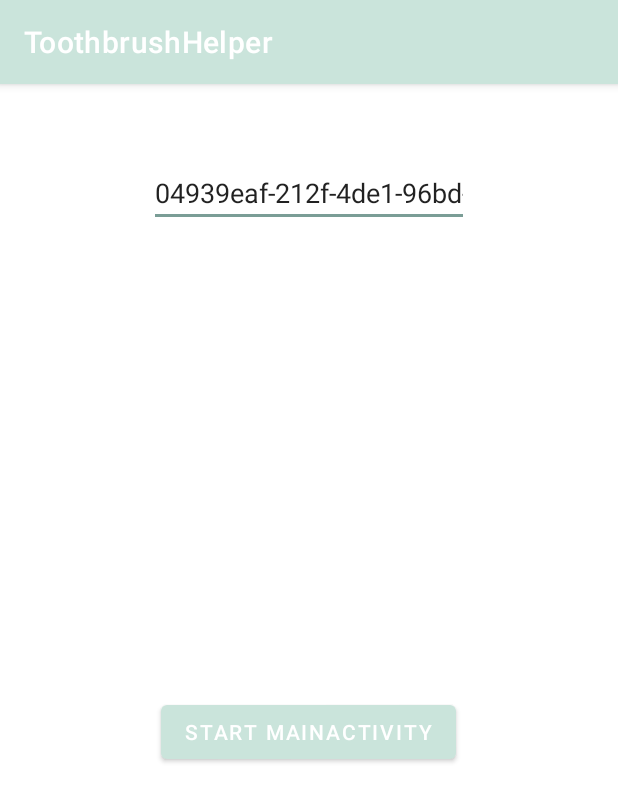
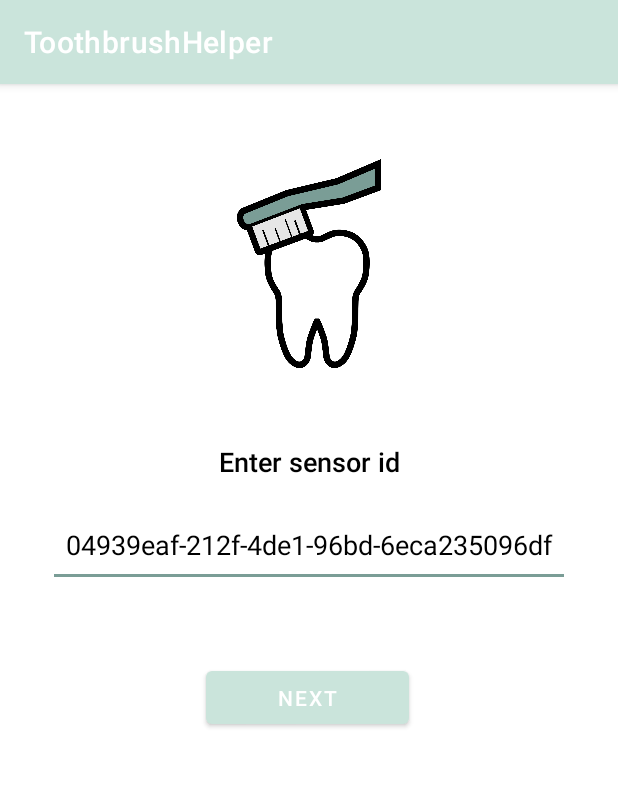
Before and after one commit to LND96/AndroidToothbrushApp, an Android app: the screen it shows after launch (StartActivity), on a phone screen of 412 x 824 dp. Shown: the top 802 px of the screen. Run offline under Robolectric (Android 15) with nearby library versions, the light colour scheme and no system bars.

Commit message:
activity_start

```diff
--- a/app/src/main/AndroidManifest.xml
+++ b/app/src/main/AndroidManifest.xml
@@ -19,13 +19,12 @@
         <activity android:name=".StartActivity">
             <intent-filter>
                 <action android:name="android.intent.action.MAIN" />
-
                 <category android:name="android.intent.category.LAUNCHER" />
             </intent-filter>
         </activity>
         <activity android:name=".Login.RegisterActivity" />
         <activity android:name=".Login.LoginActivity" />
-        <activity android:name=".MainActivity"></activity>
+        <activity android:name=".MainActivity"/>
 
         <receiver android:name=".Services.AlertReceiver" />
     </application>
--- a/app/src/main/java/dk/au/st7bac/toothbrushapp/MainActivity.java
+++ b/app/src/main/java/dk/au/st7bac/toothbrushapp/MainActivity.java
@@ -20,6 +20,7 @@ import android.content.Context;
 import android.content.DialogInterface;
 import android.content.Intent;
 import android.content.SharedPreferences;
+import android.content.res.Configuration;
 import android.os.Build;
 import android.os.Bundle;
 import android.text.InputType;
@@ -84,7 +85,9 @@ public class MainActivity extends AppCompatActivity implements NavigationView.On
 
         sharedPreferences = PreferenceManager.getDefaultSharedPreferences(ToothbrushApp.getAppContext());
 
+
     }
+
 
     @Override
     protected void onResume() {
--- /dev/null
+++ b/app/src/main/res/layout-land/activity_start.xml
@@ -0,0 +1,71 @@
+<?xml version="1.0" encoding="utf-8"?>
+
+<ScrollView xmlns:android="http://schemas.android.com/apk/res/android"
+    xmlns:app="http://schemas.android.com/apk/res-auto"
+    xmlns:tools="http://schemas.android.com/tools"
+    android:layout_width="match_parent"
+    android:layout_height="match_parent">
+
+    <androidx.constraintlayout.widget.ConstraintLayout
+        android:layout_width="match_parent"
+        android:layout_height="wrap_content"
+        tools:context=".StartActivity">
+
+        <Button
+            android:id="@+id/buttonStartActivity"
+            android:layout_width="135dp"
+            android:layout_height="47dp"
+            android:layout_marginTop="24dp"
+            android:layout_marginBottom="24dp"
+            android:text="@string/Next"
+            app:layout_constraintBottom_toBottomOf="parent"
+            app:layout_constraintEnd_toEndOf="parent"
+            app:layout_constraintHorizontal_bias="0.497"
+            app:layout_constraintStart_toStartOf="parent"
+            app:layout_constraintTop_toBottomOf="@+id/editTextSensorId" />
+
+        <EditText
+            android:id="@+id/editTextSensorId"
+            android:layout_width="0dp"
+            android:layout_height="55dp"
+            android:layout_marginStart="150dp"
+            android:layout_marginTop="16dp"
+            android:layout_marginEnd="150dp"
+            android:ems="10"
+            android:hint="@string/UserSensorID"
+            android:inputType="textPersonName"
+            android:text="@string/DefaultSensorId"
+            android:textAlignment="center"
+            android:textAppearance="@style/TextAppearance.AppCompat.Medium"
+            android:textColor="@color/black"
+            app:layout_constraintEnd_toEndOf="parent"
+            app:layout_constraintStart_toStartOf="parent"
+            app:layout_constraintTop_toBottomOf="@+id/textView2" />
+
+        <TextView
+            android:id="@+id/textView2"
+            android:layout_width="wrap_content"
+            android:layout_height="wrap_content"
+            android:layout_marginTop="24dp"
+            android:fontFamily="sans-serif-medium"
+            android:text="@string/UserSensorID"
+            android:textAppearance="@style/TextAppearance.AppCompat.Medium"
+            android:textColor="@color/black"
+            app:layout_constraintEnd_toEndOf="parent"
+            app:layout_constraintStart_toStartOf="parent"
+            app:layout_constraintTop_toBottomOf="@+id/imageViewStart" />
+
+        <ImageView
+            android:id="@+id/imageViewStart"
+            android:layout_width="83dp"
+            android:layout_height="90dp"
+            android:layout_marginTop="24dp"
+            app:layout_constraintEnd_toEndOf="parent"
+            app:layout_constraintHorizontal_bias="0.499"
+            app:layout_constraintStart_toStartOf="parent"
+            app:layout_constraintTop_toTopOf="parent"
+            app:srcCompat="@drawable/toothbrush_icon" />
+
+    </androidx.constraintlayout.widget.ConstraintLayout>
+
+</ScrollView>
--- a/app/src/main/res/layout/activity_start.xml
+++ b/app/src/main/res/layout/activity_start.xml
@@ -1,16 +1,23 @@
 <?xml version="1.0" encoding="utf-8"?>
-<androidx.constraintlayout.widget.ConstraintLayout xmlns:android="http://schemas.android.com/apk/res/android"
+
+<ScrollView xmlns:android="http://schemas.android.com/apk/res/android"
     xmlns:app="http://schemas.android.com/apk/res-auto"
     xmlns:tools="http://schemas.android.com/tools"
     android:layout_width="match_parent"
-    android:layout_height="match_parent"
+    android:layout_height="match_parent">
+
+<androidx.constraintlayout.widget.ConstraintLayout
+    android:layout_width="match_parent"
+    android:layout_height="wrap_content"
     tools:context=".StartActivity">
 
     <Button
         android:id="@+id/buttonStartActivity"
-        android:layout_width="wrap_content"
-        android:layout_height="wrap_content"
-        android:text="start mainActivity"
+        android:layout_width="135dp"
+        android:layout_height="47dp"
+        android:layout_marginTop="50dp"
+        android:layout_marginBottom="50dp"
+        android:text="@string/Next"
         app:layout_constraintBottom_toBottomOf="parent"
         app:layout_constraintEnd_toEndOf="parent"
         app:layout_constraintHorizontal_bias="0.497"
@@ -19,14 +26,44 @@
 
     <EditText
         android:id="@+id/editTextSensorId"
+        android:layout_width="0dp"
+        android:layout_height="55dp"
+        android:layout_marginStart="32dp"
+        android:layout_marginTop="16dp"
+        android:layout_marginEnd="32dp"
+        android:ems="10"
+        android:hint="@string/UserSensorID"
+        android:inputType="textPersonName"
+        android:text="@string/DefaultSensorId"
+        android:textAlignment="center"
+        android:textAppearance="@style/TextAppearance.AppCompat.Medium"
+        android:textColor="@color/black"
+        app:layout_constraintEnd_toEndOf="parent"
+        app:layout_constraintStart_toStartOf="parent"
+        app:layout_constraintTop_toBottomOf="@+id/textView2" />
+
+    <TextView
+        android:id="@+id/textView2"
         android:layout_width="wrap_content"
         android:layout_height="wrap_content"
         android:layout_marginTop="50dp"
-        android:ems="10"
-        android:hint="Indtast Sensor Id"
-        android:inputType="textPersonName"
-        android:text="04939eaf-212f-4de1-96bd-6eca235096df"
+        android:fontFamily="sans-serif-medium"
+        android:text="@string/UserSensorID"
+        android:textAppearance="@style/TextAppearance.AppCompat.Medium"
+        android:textColor="@color/black"
         app:layout_constraintEnd_toEndOf="parent"
         app:layout_constraintStart_toStartOf="parent"
-        app:layout_constraintTop_toTopOf="parent" />
+        app:layout_constraintTop_toBottomOf="@+id/imageViewStart" />
+
+    <ImageView
+        android:id="@+id/imageViewStart"
+        android:layout_width="108dp"
+        android:layout_height="139dp"
+        android:layout_marginTop="50dp"
+        app:layout_constraintEnd_toEndOf="parent"
+        app:layout_constraintStart_toStartOf="parent"
+        app:layout_constraintTop_toTopOf="parent"
+        app:srcCompat="@drawable/toothbrush_icon" />
 </androidx.constraintlayout.widget.ConstraintLayout>
+
+</ScrollView>
--- a/app/src/main/res/layout/fragment_details.xml
+++ b/app/src/main/res/layout/fragment_details.xml
@@ -133,8 +133,9 @@
             android:layout_width="match_parent"
             android:layout_height="wrap_content"
             android:layout_marginStart="32dp"
-        android:layout_marginTop="16dp"
+            android:layout_marginTop="8dp"
             android:layout_marginEnd="16dp"
+            android:layout_marginBottom="16dp"
             android:scrollbars="horizontal"
             app:layout_constraintBottom_toBottomOf="parent"
             app:layout_constraintEnd_toEndOf="parent"
--- a/app/src/main/res/values/strings.xml
+++ b/app/src/main/res/values/strings.xml
@@ -41,8 +41,7 @@
     <string name="settingTbEachDayKey" translatable="false">settingTbEachDayKey</string>
     <string name="settingNumIntervalDays">How many days do you want to look back on?</string>
     <string name="settingNumIntervalDaysKey" translatable="false">settingNumIntervalDaysKey</string>
-    <string name="DialogSensorID">Enter sensor id</string>
-    <string name="DialogSensorID_2">Sensor-id is:</string>
+    <string name="UserSensorID">Enter sensor id</string>
     <string name="entry30sec">30 sec</string>
     <string name="entry1min">1 min</string>
     <string name="entry1min30sec">1 min 30 sec</string>
@@ -65,6 +64,9 @@
     <string name="entry80per">80 %</string>
     <string name="entry90per">90 %</string>
     <string name="entry100per">100 %</string>
+    <string name="Next">Next</string>
+    <string name="DefaultSensorId" translatable="false">04939eaf-212f-4de1-96bd-6eca235096df </string>
+
 
 
     <!--toggle the open close button of the navigation drawer-->
--- a/app/src/main/res/values/themes.xml
+++ b/app/src/main/res/values/themes.xml
@@ -14,4 +14,5 @@
         <!-- Customize your theme here. -->
     </style>
 
+
 </resources>
```
Also changed, not shown: 1 other file. Lines whose indentation alone changed are shown as unchanged.
